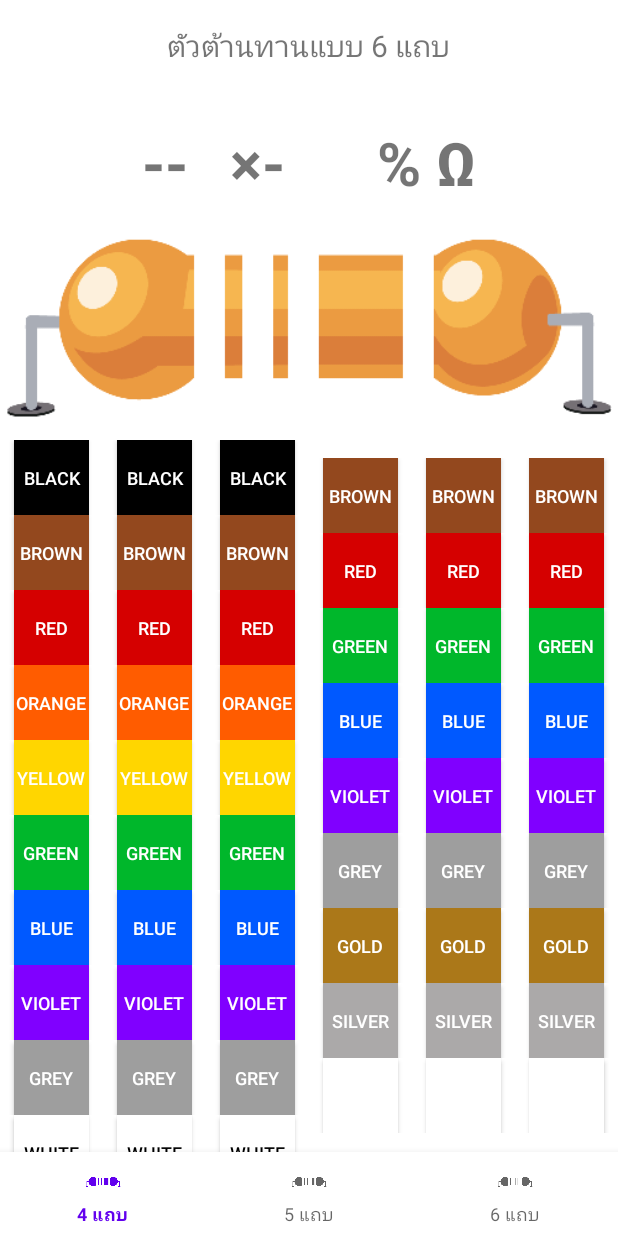
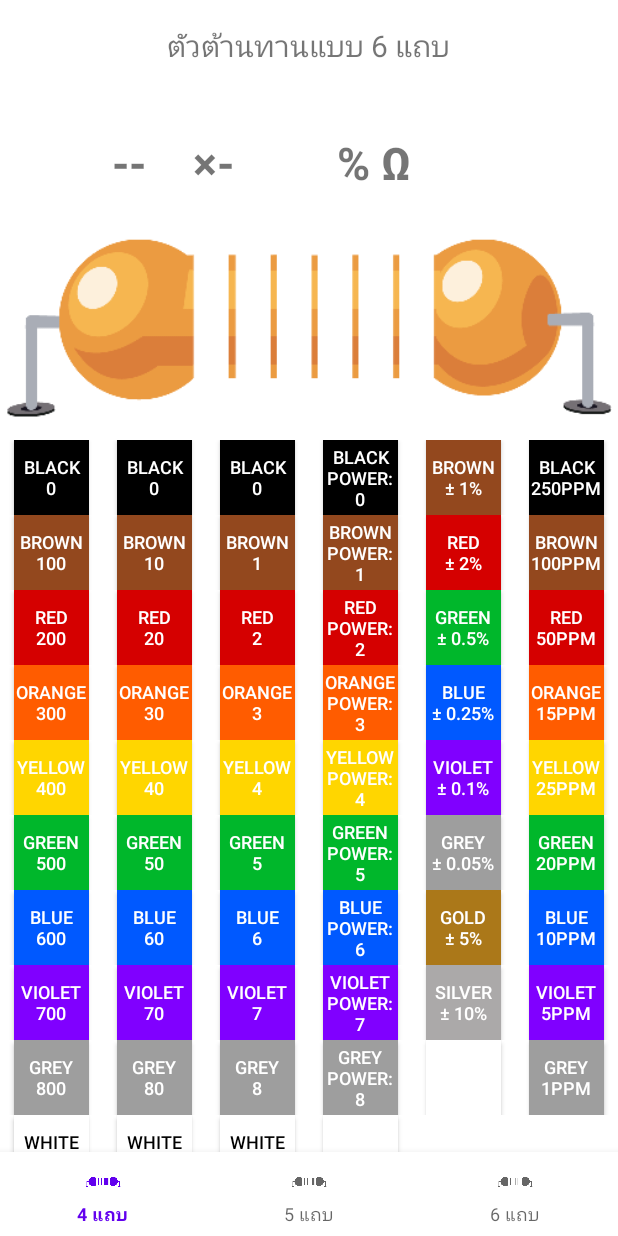
Before and after one commit to nutchanokp/ResistorCalculatorAndroid, an Android app: the fragment FixedVIResistorFragment placed in its activity, on a phone screen of 412 x 824 dp. Run offline under Robolectric (Android 15) with nearby library versions, the phone set to English and light mode, and no system bars; our stand-ins replace Dagger/Hilt's generated code, RxJava, data binding; pictures from the network do not load.

Commit message:
edit res 6 bar

```diff
--- a/app/src/main/java/com/nut/cdev/resistorcalculatorandroid/ui/fixed_resistor/fragment/FixedVIResistorFragment.kt
+++ b/app/src/main/java/com/nut/cdev/resistorcalculatorandroid/ui/fixed_resistor/fragment/FixedVIResistorFragment.kt
@@ -14,6 +14,12 @@ import com.nut.cdev.resistorcalculatorandroid.enums.ResistorFixedIVBarIEnum
 import com.nut.cdev.resistorcalculatorandroid.enums.ResistorFixedIVBarIIEnum
 import com.nut.cdev.resistorcalculatorandroid.enums.ResistorFixedIVBarIIIEnum
 import com.nut.cdev.resistorcalculatorandroid.enums.ResistorFixedIVBarIVEnum
+import com.nut.cdev.resistorcalculatorandroid.enums.ResistorFixedVIBarIEnum
+import com.nut.cdev.resistorcalculatorandroid.enums.ResistorFixedVIBarIIEnum
+import com.nut.cdev.resistorcalculatorandroid.enums.ResistorFixedVIBarIIIEnum
+import com.nut.cdev.resistorcalculatorandroid.enums.ResistorFixedVIBarIVEnum
+import com.nut.cdev.resistorcalculatorandroid.enums.ResistorFixedVIBarVEnum
+import com.nut.cdev.resistorcalculatorandroid.enums.ResistorFixedVIBarVIEnum
 import javax.inject.Inject
 
 private const val ARG_PARAM1 = "param1"
@@ -27,38 +33,39 @@ class FixedVIResistorFragment @Inject constructor() :
 
     var bar1 = 0
     var bar2 = 0
+    var bar3 = 0
 
     @Inject
     lateinit var factory: ViewModelProvider.Factory
 
     private val adapter by lazy {
-        SimpleRecyclerAdapter<ResistorFixedIVBarIEnum, ItemRvResistorViBandBinding>(
+        SimpleRecyclerAdapter<ResistorFixedVIBarIEnum, ItemRvResistorViBandBinding>(
             R.layout.item_rv_resistor_vi_band
         )
     }
     private val adapterII by lazy {
-        SimpleRecyclerAdapter<ResistorFixedIVBarIIEnum, ItemRvResistorViBandBinding>(
+        SimpleRecyclerAdapter<ResistorFixedVIBarIIEnum, ItemRvResistorViBandBinding>(
             R.layout.item_rv_resistor_vi_band
         )
     }
     private val adapterIII by lazy {
-        SimpleRecyclerAdapter<ResistorFixedIVBarIIIEnum, ItemRvResistorViBandBinding>(
+        SimpleRecyclerAdapter<ResistorFixedVIBarIIIEnum, ItemRvResistorViBandBinding>(
             R.layout.item_rv_resistor_vi_band
         )
     }
     private val adapterIV by lazy {
-        SimpleRecyclerAdapter<ResistorFixedIVBarIVEnum, ItemRvResistorViBandBinding>(
+        SimpleRecyclerAdapter<ResistorFixedVIBarIVEnum, ItemRvResistorViBandBinding>(
             R.layout.item_rv_resistor_vi_band
         )
     }
     private val adapterV by lazy {
-        SimpleRecyclerAdapter<ResistorFixedIVBarIVEnum, ItemRvResistorViBandBinding>(
+        SimpleRecyclerAdapter<ResistorFixedVIBarVEnum, ItemRvResistorViBandBinding>(
             R.layout.item_rv_resistor_vi_band
         )
     }
 
     private val adapterVI by lazy {
-        SimpleRecyclerAdapter<ResistorFixedIVBarIVEnum, ItemRvResistorViBandBinding>(
+        SimpleRecyclerAdapter<ResistorFixedVIBarVIEnum, ItemRvResistorViBandBinding>(
             R.layout.item_rv_resistor_vi_band
         )
     }
@@ -82,15 +89,15 @@ class FixedVIResistorFragment @Inject constructor() :
         binding.rvV.adapter = adapterV
         binding.rvVI.adapter = adapterVI
         adapter.setListener(object :
-            SimpleRecyclerAdapter.Listener<ResistorFixedIVBarIEnum, ItemRvResistorViBandBinding> {
-            @SuppressLint("UseCompatLoadingForDrawables")
+            SimpleRecyclerAdapter.Listener<ResistorFixedVIBarIEnum, ItemRvResistorViBandBinding> {
+            @SuppressLint("UseCompatLoadingForDrawables", "SetTextI18n")
             override fun onBindViewHolder(
                 binding: ItemRvResistorViBandBinding,
                 holder: RecyclerView.ViewHolder,
-                item: ResistorFixedIVBarIEnum?,
+                item: ResistorFixedVIBarIEnum?,
                 position: Int
             ) {
-                if (item == ResistorFixedIVBarIEnum.WHITE) {
+                if (item == ResistorFixedVIBarIEnum.WHITE) {
                     binding.btnColor.setTextColor(
                         ContextCompat.getColor(
                             requireContext(),
@@ -99,7 +106,7 @@ class FixedVIResistorFragment @Inject constructor() :
                     )
                 }
                 item?.color?.let { binding.btnColor.setBackgroundResource(it) }
-                binding.btnColor.text = item?.name
+                binding.btnColor.text = "${item?.name}\n${item?.value}"
 
                 binding.btnColor.setOnClickListener {
                     this@FixedVIResistorFragment.binding.tvResult1.text = item?.value.toString()
@@ -118,19 +125,19 @@ class FixedVIResistorFragment @Inject constructor() :
                 }
             }
         })
-        adapter.addList(ResistorFixedIVBarIEnum.values().toMutableList())
+        adapter.addList(ResistorFixedVIBarIEnum.values().toMutableList())
 
         adapterII.setListener(
             object :
-                SimpleRecyclerAdapter.Listener<ResistorFixedIVBarIIEnum, ItemRvResistorViBandBinding> {
-                @SuppressLint("UseCompatLoadingForDrawables")
+                SimpleRecyclerAdapter.Listener<ResistorFixedVIBarIIEnum, ItemRvResistorViBandBinding> {
+                @SuppressLint("UseCompatLoadingForDrawables", "SetTextI18n")
                 override fun onBindViewHolder(
                     binding: ItemRvResistorViBandBinding,
                     holder: RecyclerView.ViewHolder,
-                    item: ResistorFixedIVBarIIEnum?,
+                    item: ResistorFixedVIBarIIEnum?,
                     position: Int
                 ) {
-                    if (item == ResistorFixedIVBarIIEnum.WHITE) {
+                    if (item == ResistorFixedVIBarIIEnum.WHITE) {
                         binding.btnColor.setTextColor(
                             ContextCompat.getColor(
                                 requireContext(),
@@ -139,7 +146,7 @@ class FixedVIResistorFragment @Inject constructor() :
                         )
                     }
                     item?.color?.let { binding.btnColor.setBackgroundResource(it) }
-                    binding.btnColor.text = item?.name
+                    binding.btnColor.text = "${item?.name}\n${item?.value}"
                     binding.btnColor.setOnClickListener {
 //                        Glide.with(this@FixedIVResistorFragment).load(item?.barImage)
 //                            .into(this@FixedIVResistorFragment.binding.ivResistorBarII)
@@ -157,18 +164,18 @@ class FixedVIResistorFragment @Inject constructor() :
 
 
             })
-        adapterII.addList(ResistorFixedIVBarIIEnum.values().toMutableList())
+        adapterII.addList(ResistorFixedVIBarIIEnum.values().toMutableList())
         adapterIII.setListener(
             object :
-                SimpleRecyclerAdapter.Listener<ResistorFixedIVBarIIIEnum, ItemRvResistorViBandBinding> {
-                @SuppressLint("UseCompatLoadingForDrawables")
+                SimpleRecyclerAdapter.Listener<ResistorFixedVIBarIIIEnum, ItemRvResistorViBandBinding> {
+                @SuppressLint("UseCompatLoadingForDrawables", "SetTextI18n")
                 override fun onBindViewHolder(
                     binding: ItemRvResistorViBandBinding,
                     holder: RecyclerView.ViewHolder,
-                    item: ResistorFixedIVBarIIIEnum?,
+                    item: ResistorFixedVIBarIIIEnum?,
                     position: Int
                 ) {
-                    if (item == ResistorFixedIVBarIIIEnum.WHITE) {
+                    if (item == ResistorFixedVIBarIIIEnum.WHITE) {
                         binding.btnColor.setTextColor(
                             ContextCompat.getColor(
                                 requireContext(),
@@ -178,7 +185,7 @@ class FixedVIResistorFragment @Inject constructor() :
                     }
                     item?.color?.let { binding.btnColor.setBackgroundResource(it) }
 
-                    binding.btnColor.text = item?.name
+                    binding.btnColor.text = "${item?.name}\n${item?.value}"
 
                     binding.btnColor.setOnClickListener {
 
@@ -187,6 +194,36 @@ class FixedVIResistorFragment @Inject constructor() :
                                 it1
                             )
                         }
+                        bar3 = item?.value ?: 0
+                        this@FixedVIResistorFragment.binding.tvResult1.text =
+                            (bar1 + bar2 + bar3).toString()
+                    }
+                }
+
+
+            })
+        adapterIII.addList(ResistorFixedVIBarIIIEnum.values().toMutableList())
+        adapterIV.setListener(
+            object :
+                SimpleRecyclerAdapter.Listener<ResistorFixedVIBarIVEnum, ItemRvResistorViBandBinding> {
+                @SuppressLint("UseCompatLoadingForDrawables", "SetTextI18n")
+                override fun onBindViewHolder(
+                    binding: ItemRvResistorViBandBinding,
+                    holder: RecyclerView.ViewHolder,
+                    item: ResistorFixedVIBarIVEnum?,
+                    position: Int
+                ) {
+                    item?.color?.let { binding.btnColor.setBackgroundResource(it) }
+                    binding.btnColor.text = "${item?.name}\nPower:${item?.valuePower}"
+
+                    binding.btnColor.setOnClickListener {
+
+                        item?.barImage?.let { it1 ->
+                            this@FixedVIResistorFragment.binding.ivResistorBarIV.setImageResource(
+                                it1
+                            )
+                        }
+
                         this@FixedVIResistorFragment.binding.tvResult2.text = item?.value.toString()
                         this@FixedVIResistorFragment.binding.tvResult2Power.text =
                             item?.valuePower.toString()
@@ -195,91 +232,63 @@ class FixedVIResistorFragment @Inject constructor() :
 
 
             })
-        adapterIII.addList(ResistorFixedIVBarIIIEnum.values().toMutableList())
-        adapterIV.setListener(
+        adapterIV.addList(ResistorFixedVIBarIVEnum.values().toMutableList())
+        adapterV.setListener(
             object :
-                SimpleRecyclerAdapter.Listener<ResistorFixedIVBarIVEnum, ItemRvResistorViBandBinding> {
-                @SuppressLint("UseCompatLoadingForDrawables")
+                SimpleRecyclerAdapter.Listener<ResistorFixedVIBarVEnum, ItemRvResistorViBandBinding> {
+                @SuppressLint("UseCompatLoadingForDrawables", "SetTextI18n")
                 override fun onBindViewHolder(
                     binding: ItemRvResistorViBandBinding,
                     holder: RecyclerView.ViewHolder,
-                    item: ResistorFixedIVBarIVEnum?,
+                    item: ResistorFixedVIBarVEnum?,
                     position: Int
                 ) {
                     item?.color?.let { binding.btnColor.setBackgroundResource(it) }
-                    binding.btnColor.text = item?.name
+                    binding.btnColor.text = "${item?.name}\n± ${item?.value}%"
 
                     binding.btnColor.setOnClickListener {
 
                         item?.barImage?.let { it1 ->
-                            this@FixedVIResistorFragment.binding.ivResistorBarIV.setImageResource(
+                            this@FixedVIResistorFragment.binding.ivResistorBarV.setImageResource(
                                 it1
                             )
                         }
                         this@FixedVIResistorFragment.binding.tvResult3.text =
-                            "${item?.value.toString()} % Ω"
+                            "± ${item?.value.toString()} % Ω"
                     }
                 }
 
 
             })
-        adapterIV.addList(ResistorFixedIVBarIVEnum.values().toMutableList())
-        adapterV.setListener(
+        adapterV.addList(ResistorFixedVIBarVEnum.values().toMutableList())
+        adapterVI.setListener(
             object :
-                SimpleRecyclerAdapter.Listener<ResistorFixedIVBarIVEnum, ItemRvResistorViBandBinding> {
-                @SuppressLint("UseCompatLoadingForDrawables")
+                SimpleRecyclerAdapter.Listener<ResistorFixedVIBarVIEnum, ItemRvResistorViBandBinding> {
+                @SuppressLint("UseCompatLoadingForDrawables", "SetTextI18n")
                 override fun onBindViewHolder(
                     binding: ItemRvResistorViBandBinding,
                     holder: RecyclerView.ViewHolder,
-                    item: ResistorFixedIVBarIVEnum?,
+                    item: ResistorFixedVIBarVIEnum?,
                     position: Int
                 ) {
                     item?.color?.let { binding.btnColor.setBackgroundResource(it) }
-                    binding.btnColor.text = item?.name
+                    binding.btnColor.text = "${item?.name}\n${item?.value}ppm"
 
                     binding.btnColor.setOnClickListener {
 
                         item?.barImage?.let { it1 ->
-                            this@FixedVIResistorFragment.binding.ivResistorBarIV.setImageResource(
+                            this@FixedVIResistorFragment.binding.ivResistorBarVI.setImageResource(
                                 it1
                             )
                         }
-                        this@FixedVIResistorFragment.binding.tvResult3.text =
-                            "${item?.value.toString()} % Ω"
+                        this@FixedVIResistorFragment.binding.tvResult4.text =
+                            "${item?.value.toString()} ppm"
                     }
                 }
 
 
             })
-        adapterV.addList(ResistorFixedIVBarIVEnum.values().toMutableList())
-        adapterVI.setListener(
-            object :
-                SimpleRecyclerAdapter.Listener<ResistorFixedIVBarIVEnum, ItemRvResistorViBandBinding> {
-                @SuppressLint("UseCompatLoadingForDrawables")
-                override fun onBindViewHolder(
-                    binding: ItemRvResistorViBandBinding,
-                    holder: RecyclerView.ViewHolder,
-                    item: ResistorFixedIVBarIVEnum?,
-                    position: Int
-                ) {
-                    item?.color?.let { binding.btnColor.setBackgroundResource(it) }
-                    binding.btnColor.text = item?.name
-
-                    binding.btnColor.setOnClickListener {
-
-                        item?.barImage?.let { it1 ->
-                            this@FixedVIResistorFragment.binding.ivResistorBarIV.setImageResource(
-                                it1
-                            )
-                        }
-                        this@FixedVIResistorFragment.binding.tvResult3.text =
-                            "${item?.value.toString()} % Ω"
-                    }
-                }
-
-
-            })
-        adapterVI.addList(ResistorFixedIVBarIVEnum.values().toMutableList())
+        adapterVI.addList(ResistorFixedVIBarVIEnum.values().toMutableList())
 
     }
 
--- a/app/src/main/res/layout/fragment_fixed_vi_resistor.xml
+++ b/app/src/main/res/layout/fragment_fixed_vi_resistor.xml
@@ -52,7 +52,7 @@
                     android:freezesText="true"
                     android:gravity="center"
                     android:text="--"
-                    android:textSize="40sp"
+                    android:textSize="30sp"
                     android:textStyle="bold" />
 
                 <TextView
@@ -60,7 +60,7 @@
                     android:layout_height="wrap_content"
                     android:freezesText="true"
                     android:text="×"
-                    android:textSize="40sp"
+                    android:textSize="30sp"
                     android:textStyle="bold" />
 
                 <FrameLayout
@@ -86,7 +86,7 @@
                         android:layout_gravity="left|center"
                         android:freezesText="true"
                         android:text="-"
-                        android:textSize="40sp"
+                        android:textSize="30sp"
                         android:textStyle="bold" />
 
                 </FrameLayout>
@@ -99,7 +99,18 @@
                     android:freezesText="true"
                     android:gravity="center"
                     android:text="% Ω"
-                    android:textSize="40sp"
+                    android:textSize="30sp"
+                    android:textStyle="bold" />
+
+                <TextView
+                    android:id="@+id/tv_result4"
+                    android:layout_width="wrap_content"
+                    android:layout_height="wrap_content"
+                    android:layout_weight="1"
+                    android:freezesText="true"
+                    android:gravity="center"
+                    android:text=""
+                    android:textSize="30sp"
                     android:textStyle="bold" />
 
                 <Button
@@ -121,7 +132,7 @@
                     android:id="@+id/resistor"
                     android:layout_width="match_parent"
                     android:layout_height="150dp"
-                    android:src="@drawable/resistor_4_band" />
+                    android:src="@drawable/resistor_6_band" />
 
                 <ImageView
                     android:id="@+id/ivResistorBarI"
@@ -142,13 +153,20 @@
                     android:id="@+id/ivResistorBarIV"
                     android:layout_width="match_parent"
                     android:layout_height="150dp" />
+                <ImageView
+                    android:id="@+id/ivResistorBarV"
+                    android:layout_width="match_parent"
+                    android:layout_height="150dp" />
+                <ImageView
+                    android:id="@+id/ivResistorBarVI"
+                    android:layout_width="match_parent"
+                    android:layout_height="150dp" />
 
             </RelativeLayout>
 
             <androidx.appcompat.widget.LinearLayoutCompat
                 android:layout_width="match_parent"
                 android:layout_height="wrap_content"
-                android:gravity="center"
                 android:orientation="horizontal"
                 android:weightSum="6">
 
```
Also changed, not shown: app/src/main/AndroidManifest.xml (+7 -6 lines), app/src/main/java/com/nut/cdev/resistorcalculatorandroid/enums/ResistorFixedVIBarIEnum.kt (added, +16 -0 lines), app/src/main/java/com/nut/cdev/resistorcalculatorandroid/enums/ResistorFixedVIBarIIEnum.kt (added, +16 -0 lines), app/src/main/java/com/nut/cdev/resistorcalculatorandroid/enums/ResistorFixedVIBarIIIEnum.kt (added, +20 -0 lines), app/src/main/java/com/nut/cdev/resistorcalculatorandroid/enums/ResistorFixedVIBarIVEnum.kt (added, +21 -0 lines), app/src/main/java/com/nut/cdev/resistorcalculatorandroid/enums/ResistorFixedVIBarVEnum.kt (added, +19 -0 lines), app/src/main/java/com/nut/cdev/resistorcalculatorandroid/enums/ResistorFixedVIBarVIEnum.kt (added, +15 -0 lines), app/src/main/res/drawable-xxhdpi/r6_c4_gray.png (added), app/src/main/res/drawable-xxhdpi/r6_c4_white.png (added), app/src/main/res/drawable-xxhdpi/r6_c5_gray.png (added), app/src/main/res/drawable-xxhdpi/r6_c5_none.png (added), app/src/main/res/drawable-xxhdpi/r6_c6_black.png (added), app/src/main/res/drawable-xxhdpi/r6_c6_blue.png (added), app/src/main/res/drawable-xxhdpi/r6_c6_green.png (added), 2 more files.
